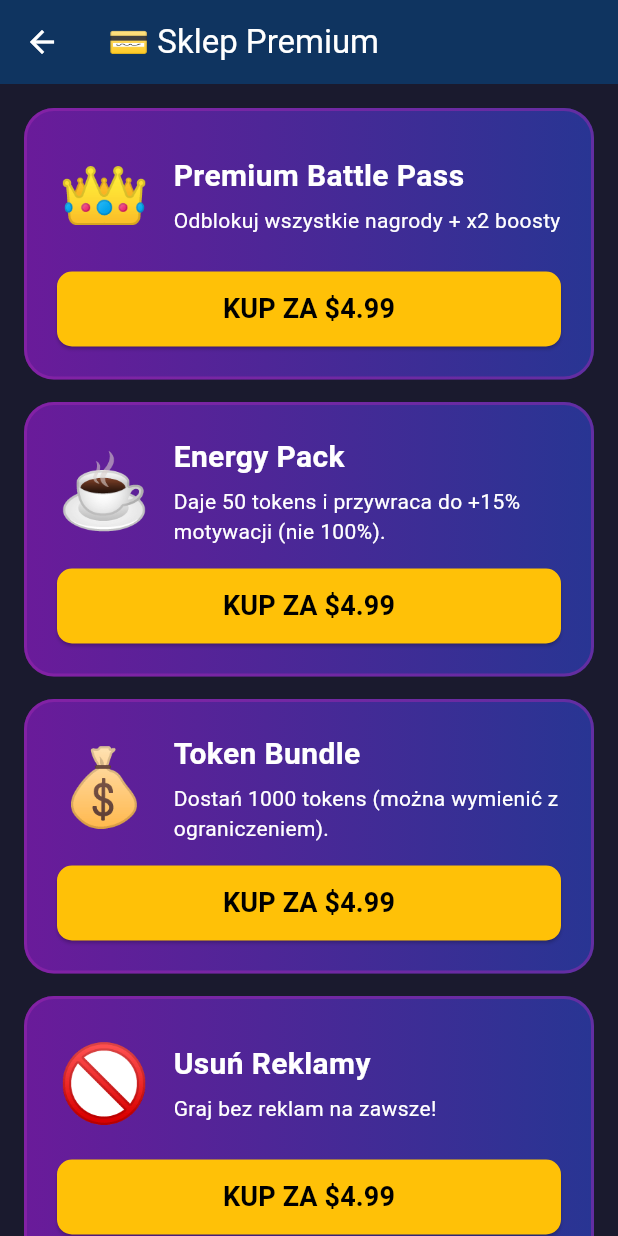
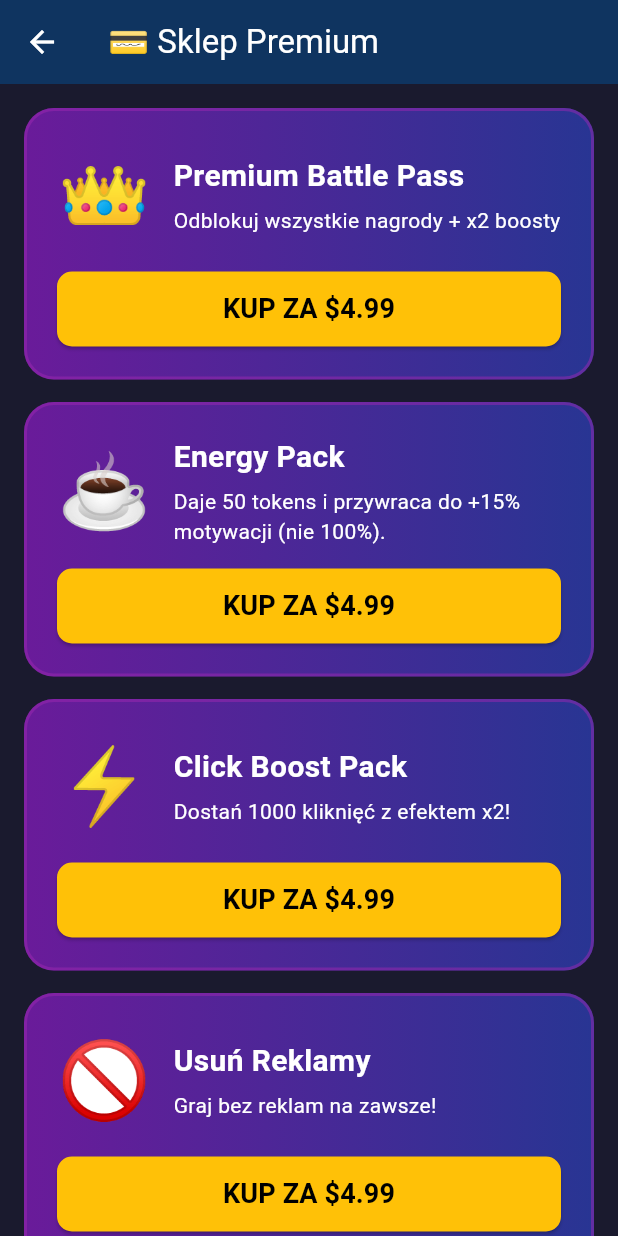
Before and after one commit to Andezion/DumbClicker, a Flutter app: the screen it shows after launch, after a tap on the "shopping bag" icon, on a phone screen of 412 x 824 dp. Run offline on Flutter 3.47's test engine with Material 3 defaults, Android fonts, the phone set to English and light mode, and no system bars; our stand-ins replace in_app_purchase.

Commit message:
added new ui shii

```diff
--- a/lib/ui/shop_screen.dart
+++ b/lib/ui/shop_screen.dart
@@ -39,9 +39,9 @@ class _ShopScreenState extends State<ShopScreen> {
           _showSuccessDialog('☕ Dostałeś 50 tokens i +15% motywacji (max).');
           break;
         case PurchaseService.megaEctsPackId:
-          widget.gameState.tokens += 1000;
-          _showSuccessDialog(
-              '💰 Dostałeś 1000 tokens (wymienialne ograniczenie).');
+          widget.gameState.boostedClicksRemaining += 1000;
+          widget.gameState.clickBoostMultiplier = 2.0;
+          _showSuccessDialog('⚡ Dostałeś 1000 kliknięć z efektem x2!');
           break;
         case PurchaseService.removeAdsId:
           _showSuccessDialog('🚫 Реклама отключена!');
@@ -240,10 +240,9 @@ class _ShopScreenState extends State<ShopScreen> {
                   isConsumable: true,
                 ),
                 _buildShopItem(
-                  emoji: '💰',
-                  title: 'Token Bundle',
-                  description:
-                      'Dostań 1000 tokens (można wymienić z ograniczeniem).',
+                  emoji: '⚡',
+                  title: 'Click Boost Pack',
+                  description: 'Dostań 1000 kliknięć z efektem x2!',
                   price: PurchaseService.getProductPrice(
                       PurchaseService.megaEctsPackId),
                   productId: PurchaseService.megaEctsPackId,
@@ -300,8 +299,9 @@ class _ShopScreenState extends State<ShopScreen> {
                       const SnackBar(content: Text('✅ Zakupy przywrócone!')),
                     );
                   },
-                  icon: const Icon(Icons.refresh),
-                  label: const Text('Przywróć zakupy'),
+                  icon: const Icon(Icons.refresh, color: Colors.white),
+                  label: const Text('Przywróć zakupy',
+                      style: TextStyle(color: Colors.white)),
                   style: ElevatedButton.styleFrom(
                     backgroundColor: Colors.blueGrey,
                     padding: const EdgeInsets.symmetric(vertical: 15),
@@ -310,8 +310,9 @@ class _ShopScreenState extends State<ShopScreen> {
                 const SizedBox(height: 12),
                 ElevatedButton.icon(
                   onPressed: () => _showExchangeDialog(),
-                  icon: const Icon(Icons.swap_horiz),
-                  label: const Text('Wymień tokens → ECTS'),
+                  icon: const Icon(Icons.swap_horiz, color: Colors.white),
+                  label: const Text('Wymień tokens → ECTS',
+                      style: TextStyle(color: Colors.white)),
                   style: ElevatedButton.styleFrom(
                     backgroundColor: Colors.deepPurple,
                     padding: const EdgeInsets.symmetric(vertical: 15),
@@ -327,8 +328,9 @@ class _ShopScreenState extends State<ShopScreen> {
                               AchievementsScreen(gameState: widget.gameState)),
                     );
                   },
-                  icon: const Icon(Icons.emoji_events),
-                  label: const Text('Achievements'),
+                  icon: const Icon(Icons.emoji_events, color: Colors.white),
+                  label: const Text('Achievements',
+                      style: TextStyle(color: Colors.white)),
                   style: ElevatedButton.styleFrom(
                     backgroundColor: Colors.teal,
                     padding: const EdgeInsets.symmetric(vertical: 15),
```
